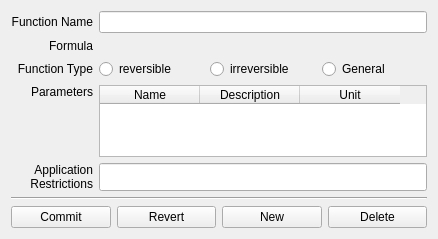
Old version of the form copasi/UI/FunctionWidget1.ui in the repository copasi/COPASI.
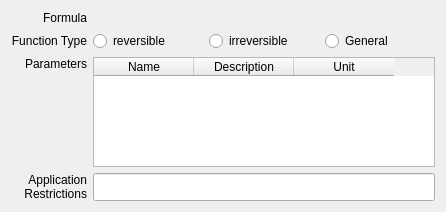
New version of the form. Custom widgets are drawn as their Qt base class.

The edit to the form file:
```diff
--- a/copasi/UI/FunctionWidget1.ui
+++ b/copasi/UI/FunctionWidget1.ui
@@ -20,30 +20,15 @@
    <rect>
     <x>0</x>
     <y>0</y>
-    <width>438</width>
-    <height>239</height>
+    <width>446</width>
+    <height>212</height>
    </rect>
   </property>
   <property name="windowTitle">
    <string>Function Window</string>
   </property>
-  <layout class="QVBoxLayout" name="verticalLayout">
-   <item>
-    <layout class="QGridLayout" name="FunctionWidget1Layout">
+  <layout class="QGridLayout" name="gridLayout">
      <item row="0" column="0">
-      <widget class="QLabel" name="TextLabel1">
-       <property name="text">
-        <string>Function Name</string>
-       </property>
-       <property name="alignment">
-        <set>Qt::AlignRight|Qt::AlignTrailing|Qt::AlignVCenter</set>
-       </property>
-      </widget>
-     </item>
-     <item row="0" column="2">
-      <widget class="QLineEdit" name="LineEdit1"/>
-     </item>
-     <item row="1" column="0">
       <widget class="QLabel" name="TextLabel2">
        <property name="text">
         <string>Formula</string>
@@ -53,13 +38,13 @@
        </property>
       </widget>
      </item>
-     <item row="1" column="2">
+   <item row="0" column="1">
       <widget class="CQExpressionMmlStackedWidget" name="mpExpressionEMSW">
        <widget class="QWidget" name="page"/>
        <widget class="QWidget" name="page_2"/>
       </widget>
      </item>
-     <item row="2" column="0">
+   <item row="1" column="0">
       <widget class="QLabel" name="TextLabel3">
        <property name="text">
         <string>Function Type</string>
@@ -69,7 +54,7 @@
        </property>
       </widget>
      </item>
-     <item row="2" column="2">
+   <item row="1" column="1">
       <layout class="QHBoxLayout" name="horizontalLayout">
        <item>
         <widget class="QRadioButton" name="RadioButton1">
@@ -94,7 +79,7 @@
        </item>
       </layout>
      </item>
-     <item row="3" column="0">
+   <item row="2" column="0">
       <widget class="QLabel" name="TextLabel4">
        <property name="text">
         <string>Parameters</string>
@@ -104,18 +89,7 @@
        </property>
       </widget>
      </item>
-     <item row="4" column="0">
-      <widget class="QLabel" name="TextLabel5">
-       <property name="text">
-        <string>Application
-Restrictions</string>
-       </property>
-       <property name="alignment">
-        <set>Qt::AlignRight|Qt::AlignTop|Qt::AlignTrailing</set>
-       </property>
-      </widget>
-     </item>
-     <item row="3" column="2">
+   <item row="2" column="1">
       <widget class="QTableWidget" name="Table1">
        <property name="sizePolicy">
         <sizepolicy hsizetype="MinimumExpanding" vsizetype="Preferred">
@@ -161,7 +135,18 @@
        </column>
       </widget>
      </item>
-     <item row="4" column="2">
+   <item row="3" column="0">
+    <widget class="QLabel" name="TextLabel5">
+     <property name="text">
+      <string>Application
+Restrictions</string>
+     </property>
+     <property name="alignment">
+      <set>Qt::AlignRight|Qt::AlignTop|Qt::AlignTrailing</set>
+     </property>
+    </widget>
+   </item>
+   <item row="3" column="1">
       <widget class="QLineEdit" name="mpEditApplicationRestrictions">
        <property name="sizePolicy">
         <sizepolicy hsizetype="Expanding" vsizetype="Preferred">
@@ -175,60 +160,6 @@
       </widget>
      </item>
     </layout>
-   </item>
-   <item>
-    <spacer name="verticalSpacer">
-     <property name="orientation">
-      <enum>Qt::Vertical</enum>
-     </property>
-     <property name="sizeHint" stdset="0">
-      <size>
-       <width>20</width>
-       <height>13</height>
-      </size>
-     </property>
-    </spacer>
-   </item>
-   <item>
-    <widget class="Line" name="line">
-     <property name="orientation">
-      <enum>Qt::Horizontal</enum>
-     </property>
-    </widget>
-   </item>
-   <item>
-    <layout class="QHBoxLayout" name="Layout1">
-     <item>
-      <widget class="QPushButton" name="commitChanges">
-       <property name="text">
-        <string>Commit</string>
-       </property>
-      </widget>
-     </item>
-     <item>
-      <widget class="QPushButton" name="cancelChanges">
-       <property name="text">
-        <string>Revert</string>
-       </property>
-      </widget>
-     </item>
-     <item>
-      <widget class="QPushButton" name="newFcn">
-       <property name="text">
-        <string>New</string>
-       </property>
-      </widget>
-     </item>
-     <item>
-      <widget class="QPushButton" name="deleteFcn">
-       <property name="text">
-        <string>Delete</string>
-       </property>
-      </widget>
-     </item>
-    </layout>
-   </item>
-  </layout>
  </widget>
  <customwidgets>
   <customwidget>
```
Left out of the diff: 77 changed lines with no effect on the pictures. Lines whose indentation alone changed are shown as unchanged.
